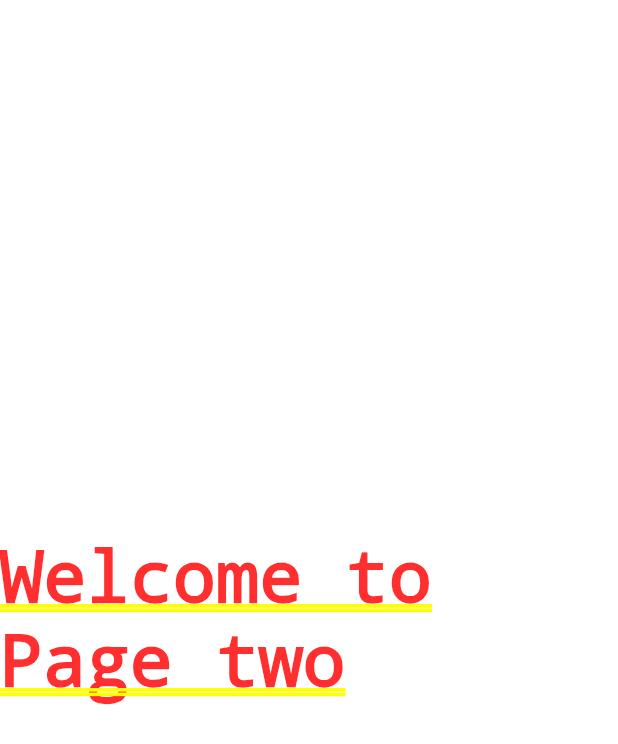
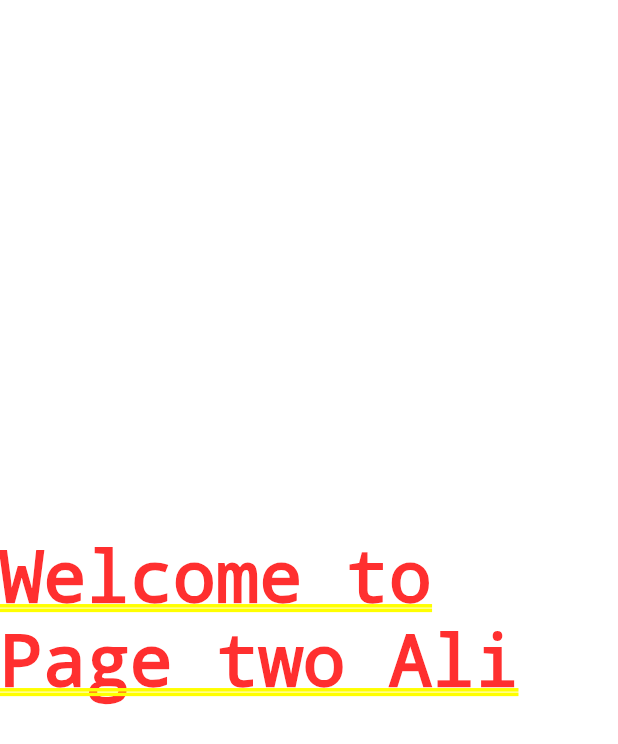
Before and after one commit to hyderali0889/GetX, a Flutter app: the screen it shows after launch, after a tap on "Go To Page two", on a phone screen of 412 x 824 dp. Shown: the top 744 px of the screen. Run offline on Flutter 3.47's test engine with Material 2 defaults, Android fonts, the phone set to English and light mode, and no system bars; our stand-ins replace get.

Commit message:
added args and obs , obx

```diff
--- a/lib/Pages/Home.dart
+++ b/lib/Pages/Home.dart
@@ -1,3 +1,5 @@
+// ignore_for_file: file_names
+
 import 'package:flutter/material.dart';
 import 'package:get/get.dart';
 
@@ -9,42 +11,46 @@ class Home extends StatefulWidget {
 }
 
 class _HomeState extends State<Home> {
+  var count = 0.obs;
+
   @override
   Widget build(BuildContext context) {
     return Column(
       mainAxisAlignment: MainAxisAlignment.center,
       children: [
-        TextButton(
-          child: const Text("Get SnackBar"),
-          onPressed: snackbar,
-        ),
+        Obx(() => TextButton(
+              child: Text("$count"),
+              onPressed: () {
+                count++;
+              },
+            )),
         TextButton(
           child: const Text("Go To Page two"),
           onPressed: () {
-            Get.toNamed("/second");
+            Get.toNamed("/second" , arguments: "Ali");
           },
         ),
       ],
     );
   }
 
-  void snackbar() {
-    // Get.snackbar("Example", "Dont Touch ME",
-    //     backgroundColor: Colors.red,
-    //     duration: const Duration(seconds: 3),
-    //     borderRadius: 14.0,
-    //     colorText: Colors.white,
-    //     snackPosition: SnackPosition.BOTTOM);
+  // void snackbar() {
+  //   // Get.snackbar("Example", "Dont Touch ME",
+  //   //     backgroundColor: Colors.red,
+  //   //     duration: const Duration(seconds: 3),
+  //   //     borderRadius: 14.0,
+  //   //     colorText: Colors.white,
+  //   //     snackPosition: SnackPosition.BOTTOM);
 
-    Get.dialog(AlertDialog(
-      title:const Text("Book You"),
-      actions: [
-        TextButton(
-            onPressed: () {
-              Get.back();
-            },
-            child: const Text("X"))
-      ],
-    ));
-  }
+  //   Get.dialog(AlertDialog(
+  //     title:const Text("Book You"),
+  //     actions: [
+  //       TextButton(
+  //           onPressed: () {
+  //             Get.back();
+  //           },
+  //           child: const Text("X"))
+  //     ],
+  //   ));
+  // }
 }
--- a/lib/Pages/Second.dart
+++ b/lib/Pages/Second.dart
@@ -1,18 +1,21 @@
+// ignore_for_file: file_names
+
 import 'package:flutter/material.dart';
-
+import 'package:get/get.dart';
 
 class Second extends StatefulWidget {
-  const Second({ Key? key }) : super(key: key);
+  const Second({Key? key}) : super(key: key);
 
   @override
   State<Second> createState() => _SecondState();
 }
 
 class _SecondState extends State<Second> {
+  var args = Get.arguments;
   @override
   Widget build(BuildContext context) {
-    return const Center(
-      child: Text("Welcome to Page two"),
+    return Center(
+      child: Text("Welcome to Page two $args"),
     );
   }
 }
```
